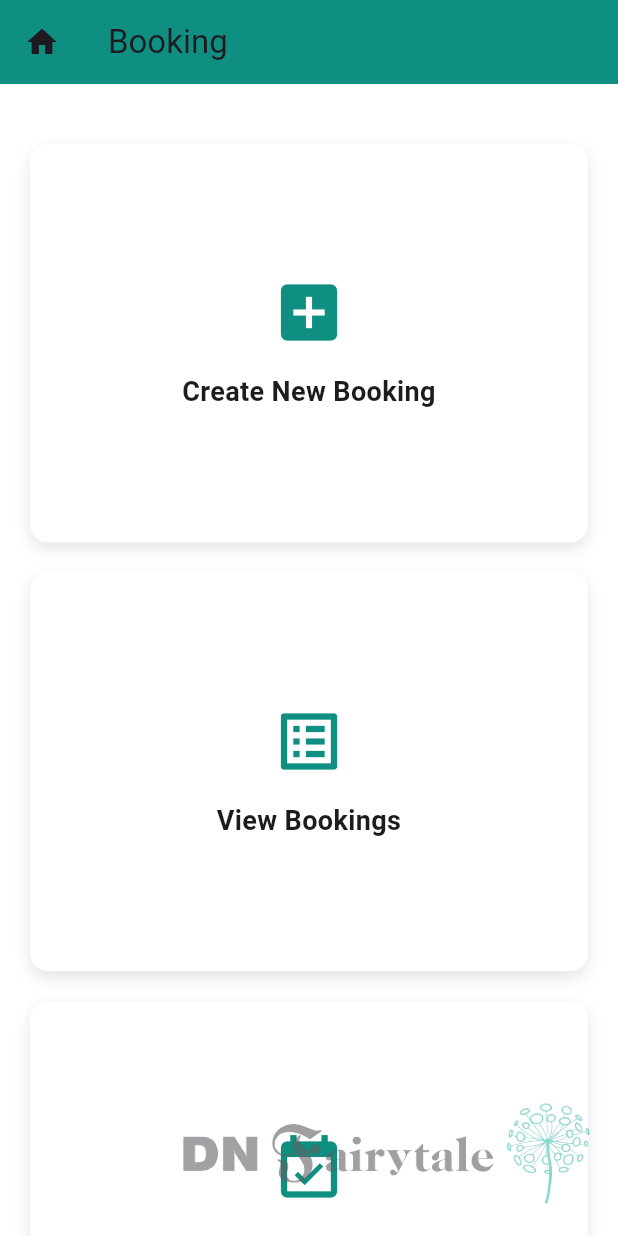
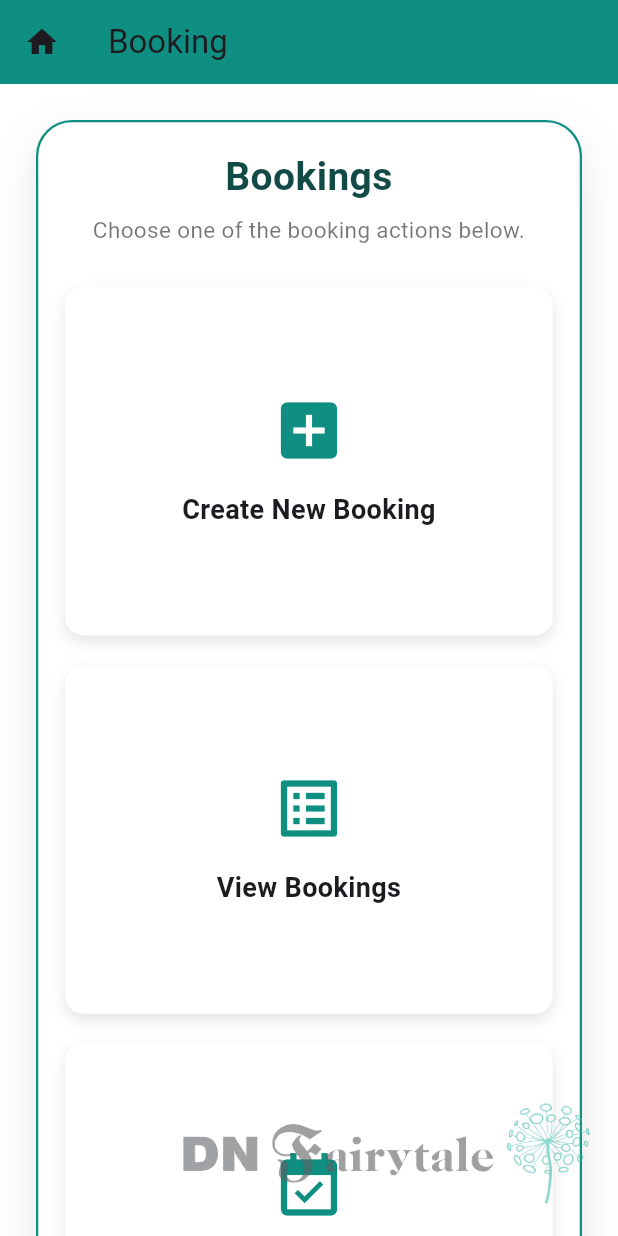
Before and after one commit to Sudeep943/secura_dnft_flutter_ui, a Flutter app: the BookingPage screen opened directly, on a phone screen of 412 x 824 dp. Run offline on Flutter 3.47's test engine with Material 3 defaults, Android fonts, the phone set to English and light mode, and no system bars; missing offline and left inert: dart:js; accounts and stored records are empty.

Commit message:
booking border

```diff
--- a/lib/pages/booking_page.dart
+++ b/lib/pages/booking_page.dart
@@ -36,12 +36,54 @@ class _BookingPageState extends State<BookingPage> {
           children: [
             if (!isMobile(context)) SideBar(),
             Expanded(
+              child: SingleChildScrollView(
+                padding: EdgeInsets.all(24),
                 child: Center(
                   child: ConstrainedBox(
-                  constraints: BoxConstraints(maxWidth: 980),
-                  child: GridView.count(
+                    constraints: BoxConstraints(maxWidth: 1080),
+                    child: Container(
+                      padding: EdgeInsets.all(isMobile(context) ? 18 : 28),
+                      decoration: BoxDecoration(
+                        color: Colors.white,
+                        borderRadius: BorderRadius.circular(24),
+                        border: Border.all(
+                          color: Color(0xFF0F8F82),
+                          width: 1.5,
+                        ),
+                        boxShadow: [
+                          BoxShadow(
+                            color: Colors.black.withValues(alpha: 0.10),
+                            blurRadius: 24,
+                            offset: Offset(0, 10),
+                          ),
+                        ],
+                      ),
+                      child: Column(
+                        crossAxisAlignment: CrossAxisAlignment.stretch,
+                        children: [
+                          Text(
+                            'Bookings',
+                            textAlign: TextAlign.center,
+                            style: TextStyle(
+                              fontSize: 26,
+                              fontWeight: FontWeight.w700,
+                              color: Color(0xFF124B45),
+                            ),
+                          ),
+                          SizedBox(height: 6),
+                          Text(
+                            'Choose one of the booking actions below.',
+                            textAlign: TextAlign.center,
+                            style: TextStyle(
+                              fontSize: 15,
+                              color: Colors.black54,
+                            ),
+                          ),
+                          SizedBox(height: 28),
+                          GridView.count(
                             shrinkWrap: true,
-                    padding: EdgeInsets.symmetric(vertical: 40, horizontal: 20),
+                            physics: NeverScrollableScrollPhysics(),
+                            padding: EdgeInsets.zero,
                             crossAxisCount: isMobile(context) ? 1 : 3,
                             crossAxisSpacing: 20,
                             mainAxisSpacing: 20,
@@ -78,12 +120,17 @@ class _BookingPageState extends State<BookingPage> {
                                   Navigator.push(
                                     context,
                                     MaterialPageRoute(
-                              builder: (context) => CheckAvailabilityPage(),
+                                      builder: (context) =>
+                                          CheckAvailabilityPage(),
                                     ),
                                   );
                                 },
                               ),
                             ],
+                          ),
+                        ],
+                      ),
+                    ),
                   ),
                 ),
               ),
```
Lines whose indentation alone changed are shown as unchanged.
